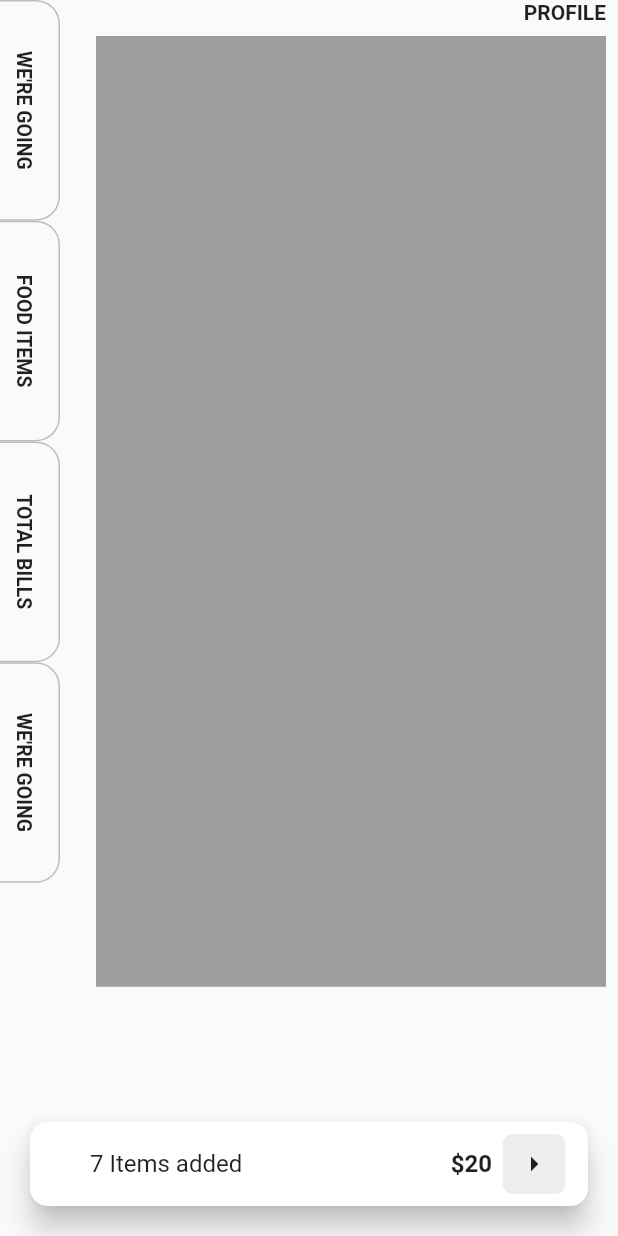
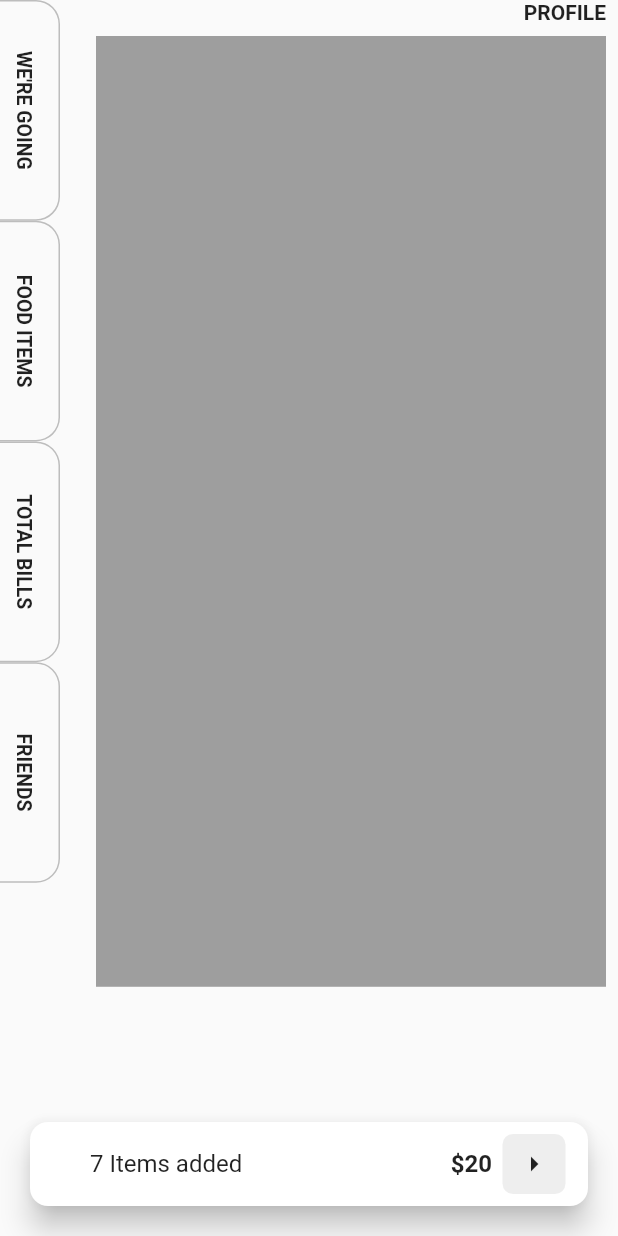
Before and after one commit to JAICHANGPARK/flutter_notebook_11th_story, a Flutter app: the screen it shows after launch, on a phone screen of 412 x 824 dp. Run offline on Flutter 3.47's test engine with Material 2 defaults, Android fonts, the phone set to English and light mode, and no system bars; our stand-ins replace backdrop, badges, flutter_inner_drawer, flutter_slidable, flutter_swiper, google_fonts.

Commit message:
Update food_bill_home_page.dart

```diff
--- a/lib/ep714_food_bill_app/ui/food_bill_home_page.dart
+++ b/lib/ep714_food_bill_app/ui/food_bill_home_page.dart
@@ -109,7 +109,7 @@ class _FoodBillHomePageState extends State<FoodBillHomePage> {
                       child: Center(
                         child: RotatedBox(
                           quarterTurns: 1,
-                          child: Text("WE'RE GOING",style: TextStyle(
+                          child: Text("FRIENDS",style: TextStyle(
                               fontSize: 13,
                               fontWeight: FontWeight.bold
                           ),),
```
